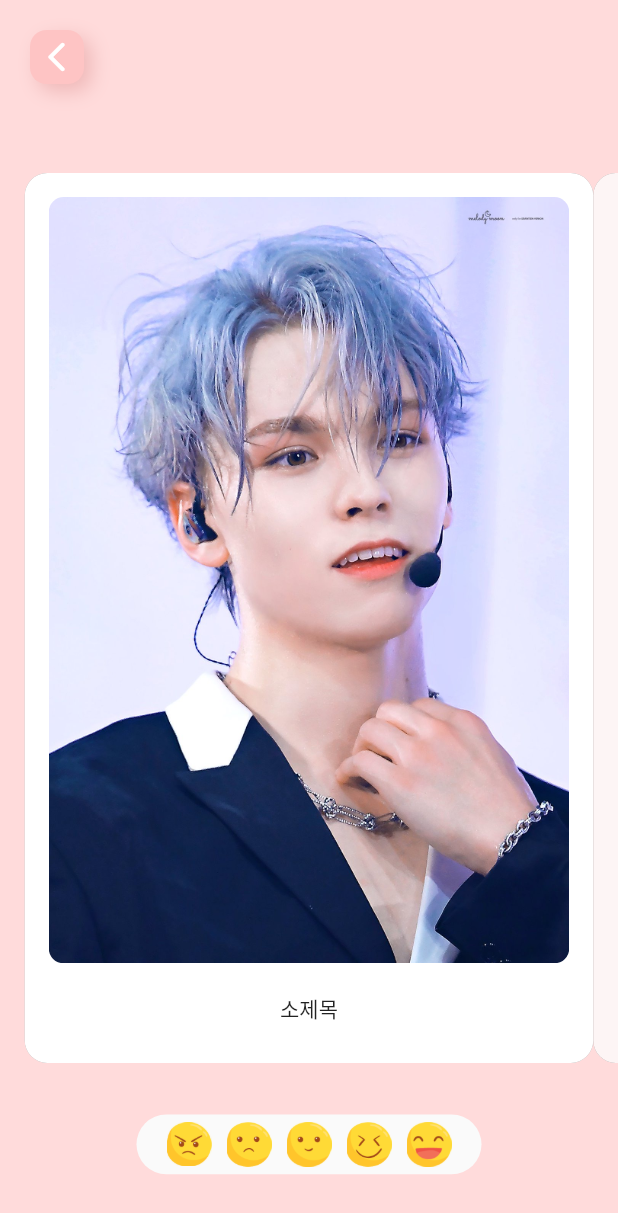
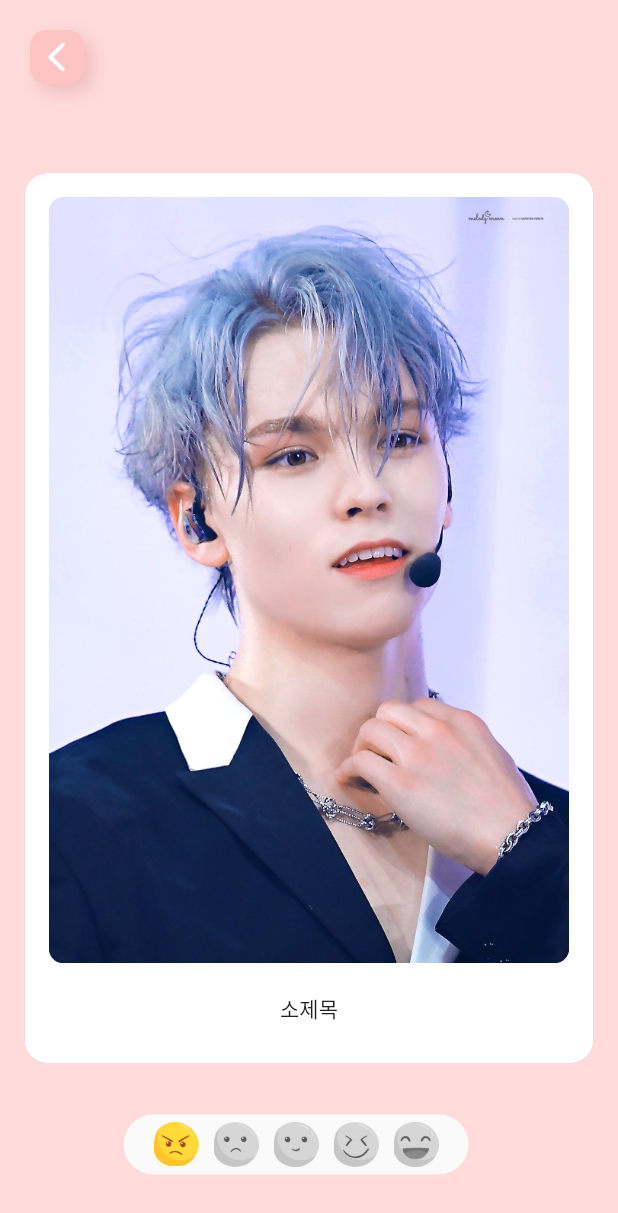
Before and after one commit to cherrrity/Team.AJJODAGA, a Flutter app: the screen it shows after launch, on a phone screen of 412 x 824 dp. Shown: the top 1213 px of the screen. Run offline on Flutter 3.47's test engine with Material 2 defaults, Android fonts, the phone set to English and light mode, and no system bars; drawn by our look-alikes of flip_card, scroll_snap_list; our stand-ins replace carousel_slider, flutter_svg; statements that could not run were skipped.

Commit message:
카드 변경에 따른 이모지 상태 업데이트

```diff
--- a/lib/modules/HorizontalList.dart
+++ b/lib/modules/HorizontalList.dart
@@ -2,6 +2,8 @@ import 'dart:math';
 
 import 'package:flutter/material.dart';
 import 'package:scroll_snap_list/scroll_snap_list.dart';
+
+import 'package:carousel_slider/carousel_slider.dart';
 
 import 'package:project_moonhwadiary/models/diary.dart';
 import 'package:project_moonhwadiary/widget/card.dart';
@@ -17,7 +19,8 @@ class DynamicHorizontalDemo extends StatefulWidget {
 
 class _DynamicHorizontalDemoState extends State<DynamicHorizontalDemo> {
   List<Diary> diaries = [];
-  int _focusedIndex = -1;
+  int _focusedIndex = 0;
+
 
   @override
   void initState() {
@@ -38,11 +41,29 @@ class _DynamicHorizontalDemoState extends State<DynamicHorizontalDemo> {
             "최한솔 한솔한솔한솔최한솔 한솔한솔한솔최한솔 한솔한솔한솔최한솔 한솔한솔한솔최한솔 한솔한솔한솔최한솔 한솔한솔한솔최한솔 한솔한솔한솔최한솔 한솔한솔한솔최한솔 한솔한솔한솔최한솔 한솔한솔한솔최한솔 한솔한솔한솔"+
             "최한솔 한솔한솔한솔최한솔 한솔한솔한솔최한솔 한솔한솔한솔최한솔 한솔한솔한솔최한솔 한솔한솔한솔최한솔 한솔한솔한솔최한솔 한솔한솔한솔최한솔 한솔한솔한솔최한솔 한솔한솔한솔최한솔 한솔한솔한솔최한솔 한솔한솔한솔",
         day: "2020-01-03",
+        feel: 1
       ),
       Diary(
         title: "오늘 콘서트 너무 재밌었다😂",
         contents: "1년 6개월",
         day: "2020-01-03",
+        feel: 2
+      ),
+      Diary(
+        title: "오늘 콘서트 너무 재밌었다😂",
+        contents: "1년 6개월",
+        day: "2020-01-03",
+          feel: 3
+      ),Diary(
+        title: "오늘 콘서트 너무 재밌었다😂",
+        contents: "1년 6개월",
+        day: "2020-01-03",
+          feel: 1
+      ),Diary(
+        title: "오늘 콘서트 너무 재밌었다😂",
+        contents: "1년 6개월",
+        day: "2020-01-03",
+          feel: 5
       )
     ];
   }
@@ -51,6 +72,7 @@ class _DynamicHorizontalDemoState extends State<DynamicHorizontalDemo> {
     print(index);
     setState(() {
       _focusedIndex = index;
+      print(_focusedIndex);
     });
   }
 
@@ -62,18 +84,19 @@ class _DynamicHorizontalDemoState extends State<DynamicHorizontalDemo> {
     return Container(
       width: MediaQuery.of(context).size.width * 0.92,
       child: PhotoCard(diaries[index]),
+      //child: PhotoCard(diaries[index]),
     );
   }
 
   ///Override default dynamicItemSize calculation
   double customEquation(double distance){
     return 1-min(distance.abs()/500, 0.2);
-    //return 1-(distance/500);
+    // return 1-(distance/1000);
   }
 
   @override
   Widget build(BuildContext context) {
-    return Column(
+    return Stack(
       children: <Widget>[
         Expanded(
           child: ScrollSnapList(
@@ -81,8 +104,103 @@ class _DynamicHorizontalDemoState extends State<DynamicHorizontalDemo> {
             itemSize: MediaQuery.of(context).size.width * 0.92,
             itemBuilder: _buildListItem,
             itemCount: diaries.length,
-            dynamicItemSize: false,
-            // dynamicSizeEquation: customEquation, //optional
+            dynamicItemSize: true,
+            dynamicSizeEquation: customEquation, //optional
+          ),
+        ),
+        Positioned(
+          bottom: MediaQuery.of(context).size.height * 0.05,
+          left: MediaQuery.of(context).size.width * 0.2,
+          child: Container(
+            width: 230,
+            child: Row(
+              children: [
+                ColorFiltered(
+                  colorFilter: diaries[_focusedIndex].feel == 1? ColorFilter.mode(
+                    Colors.transparent,
+                    BlendMode.multiply,
+                  ) : ColorFilter.matrix(<double>[
+                    0.2126,0.7152,0.0722,0,0,
+                    0.2126,0.7152,0.0722,0,0,
+                    0.2126,0.7152,0.0722,0,0,
+                    0,0,0,1,0,
+                  ]),
+                  child: Image.asset(
+                  'assets/emoji/emoji-3.png',
+                  width: 30,
+                  ),
+                ),
+                SizedBox(width: 10),
+                ColorFiltered(
+                  colorFilter: diaries[_focusedIndex].feel == 2? ColorFilter.mode(
+                    Colors.transparent,
+                    BlendMode.multiply,
+                  ) : ColorFilter.matrix(<double>[
+                    0.2126,0.7152,0.0722,0,0,
+                    0.2126,0.7152,0.0722,0,0,
+                    0.2126,0.7152,0.0722,0,0,
+                    0,0,0,1,0,
+                  ]),
+                  child: Image.asset(
+                    'assets/emoji/emoji-4.png',
+                    width: 30,
+                  ),
+                ),
+                SizedBox(width: 10),
+                ColorFiltered(
+                  colorFilter: diaries[_focusedIndex].feel == 3? ColorFilter.mode(
+                    Colors.transparent,
+                    BlendMode.multiply,
+                  ) : ColorFilter.matrix(<double>[
+                    0.2126,0.7152,0.0722,0,0,
+                    0.2126,0.7152,0.0722,0,0,
+                    0.2126,0.7152,0.0722,0,0,
+                    0,0,0,1,0,
+                  ]),
+                  child: Image.asset(
+                    'assets/emoji/emoji-13.png',
+                    width: 30,
+                  ),
+                ),
+                SizedBox(width: 10),
+                ColorFiltered(
+                  colorFilter: diaries[_focusedIndex].feel == 4? ColorFilter.mode(
+                    Colors.transparent,
+                    BlendMode.multiply,
+                  ) : ColorFilter.matrix(<double>[
+                    0.2126,0.7152,0.0722,0,0,
+                    0.2126,0.7152,0.0722,0,0,
+                    0.2126,0.7152,0.0722,0,0,
+                    0,0,0,1,0,
+                  ]),
+                  child: Image.asset(
+                    'assets/emoji/emoji-10.png',
+                    width: 30,
+                  ),
+                ),
+                SizedBox(width: 10),
+                ColorFiltered(
+                  colorFilter: diaries[_focusedIndex].feel == 5? ColorFilter.mode(
+                    Colors.transparent,
+                    BlendMode.multiply,
+                  ) : ColorFilter.matrix(<double>[
+                    0.2126,0.7152,0.0722,0,0,
+                    0.2126,0.7152,0.0722,0,0,
+                    0.2126,0.7152,0.0722,0,0,
+                    0,0,0,1,0,
+                  ]),
+                  child: Image.asset(
+                    'assets/emoji/emoji-2.png',
+                    width: 30,
+                  ),
+                ),
+              ],
+            ),
+            padding: const EdgeInsets.symmetric(vertical: 5, horizontal: 20),
+            decoration: BoxDecoration(
+              borderRadius: BorderRadius.circular(40),
+              color: const Color(0xfffafafa),
+            ),
           ),
         ),
       ],
--- a/lib/views/card_view.dart
+++ b/lib/views/card_view.dart
@@ -47,47 +47,7 @@ class _ViewCardPage extends State<ViewCardPage> {
             ),
           ),
           DynamicHorizontalDemo(),
-          Positioned(
-            bottom: MediaQuery.of(context).size.width * 0.1,
-            left:MediaQuery.of(context).size.width/2 - 230/2,
-            child: Container(
-              alignment: Alignment.center,
-              width: 230,
-              child: Row(
-                children: [
-                  Image.asset(
-                    'assets/emoji/emoji-3.png',
-                    width: 30,
-                  ),
-                  SizedBox(width: 10),
-                  Image.asset(
-                    'assets/emoji/emoji-4.png',
-                    width: 30,
-                  ),
-                  SizedBox(width: 10),
-                  Image.asset(
-                    'assets/emoji/emoji-13.png',
-                    width: 30,
-                  ),
-                  SizedBox(width: 10),
-                  Image.asset(
-                    'assets/emoji/emoji-10.png',
-                    width: 30,
-                  ),
-                  SizedBox(width: 10),
-                  Image.asset(
-                    'assets/emoji/emoji-2.png',
-                    width: 30,
-                  ),
-                ],
-              ),
-              padding: const EdgeInsets.symmetric(vertical: 5, horizontal: 20),
-              decoration: BoxDecoration(
-                borderRadius: BorderRadius.circular(40),
-                color: const Color(0xfffafafa),
-              ),
-            ),
-          ),
+
 
         ],
       ),
--- a/lib/widget/card.dart
+++ b/lib/widget/card.dart
@@ -27,6 +27,9 @@ class _CardState extends State<PhotoCard> {
   Widget build(BuildContext context) {
     // TODO: implement build
     return Container(
+      padding: null,
+      width: MediaQuery.of(context).size.width * 0.92,
+      height: MediaQuery.of(context).size.height * 0.72,
       child: Center(
         // 메인 카드 앞면
         child: FlipCard(
--- a/pubspec.yaml
+++ b/pubspec.yaml
@@ -33,6 +33,7 @@ dependencies:
   flip_card: ^0.4.4
   scroll_snap_list: ^0.6.0
   # flutter_swiper: ^1.1.6
+  carousel_slider: ^2.3.1
 
 dev_dependencies:
   flutter_test:
```
Also changed, not shown: pubspec.lock.
